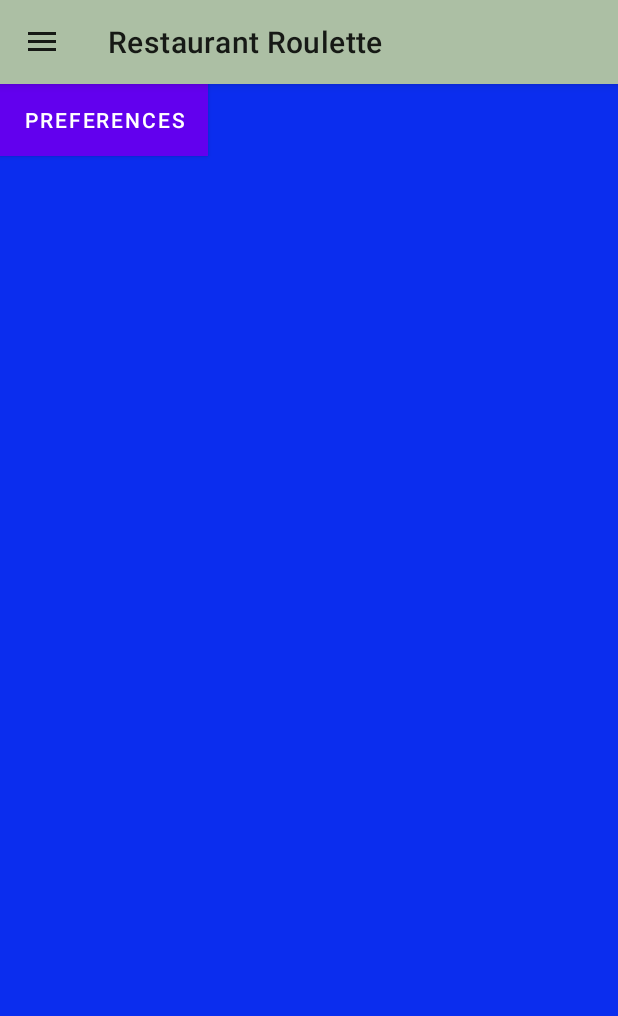
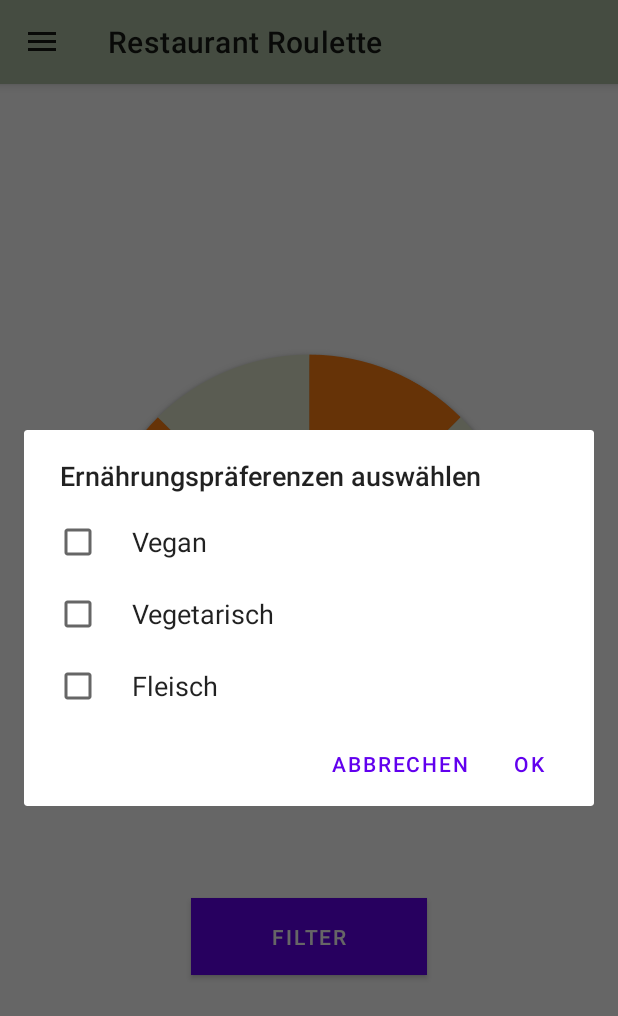
Before and after one commit to chris199512/Restaurant_Roulette, an Android app: the screen it shows after launch (MainActivity), after a tap on "FILTER", on a phone screen of 412 x 824 dp. Shown: the top 1016 px of the screen. Run offline under Robolectric (Android 15) with nearby library versions, the phone set to English and light mode, and no system bars.

Commit message:
Popfenster wird jetzt beim Anlicken vom Filter-Button angezeigt

```diff
--- a/app/src/main/java/com/smarthomebear/restaurantroulette/RouletteFragment.java
+++ b/app/src/main/java/com/smarthomebear/restaurantroulette/RouletteFragment.java
@@ -1,6 +1,6 @@
 package com.smarthomebear.restaurantroulette;
 
-import android.content.Intent;
+import android.content.DialogInterface;
 import android.os.Bundle;
 import android.view.LayoutInflater;
 import android.view.View;
@@ -9,41 +9,76 @@ import android.view.animation.Animation;
 import android.view.animation.AnimationUtils;
 import android.widget.Button;
 import android.widget.ImageView;
+import android.widget.Toast;
 
 import androidx.annotation.NonNull;
 import androidx.annotation.Nullable;
-import androidx.appcompat.app.AppCompatActivity;
+import androidx.appcompat.app.AlertDialog;
 import androidx.fragment.app.Fragment;
 import androidx.fragment.app.FragmentTransaction;
 
-public class RouletteFragment extends Fragment implements View.OnClickListener{
+import java.util.ArrayList;
+import java.util.List;
+
+public class RouletteFragment extends Fragment implements View.OnClickListener {
 
     ImageView imageViewRoulette;
     Button filterButton;
     Animation rotateImage;
 
+    private List<String> selectedItems = new ArrayList<>();
+
     @Nullable
     @Override
     public View onCreateView(@NonNull LayoutInflater inflater, @Nullable ViewGroup container, @Nullable Bundle savedInstanceState) {
         View view = inflater.inflate(R.layout.fragment_roulette, container, false);
-        Button filter=(Button) view.findViewById(R.id.filter);
+        Button filter = (Button) view.findViewById(R.id.filter);
 
         filter.setOnClickListener(new View.OnClickListener() {
             @Override
             public void onClick(View view) {
-                FragmentTransaction fr= getFragmentManager().beginTransaction();
-                fr.replace(R.id.fragment_container, new PopFragment());
-                fr.commit();
+                showPreferencesDialog();
             }
         });
+
         return view;
-
-
     }
-
 
     @Override
     public void onClick(View view) {
 
     }
+
+    private void showPreferencesDialog() {
+        AlertDialog.Builder builder = new AlertDialog.Builder(getActivity());
+        builder.setTitle("Ernährungspräferenzen auswählen")
+                .setMultiChoiceItems(R.array.preferences, null,
+                        new DialogInterface.OnMultiChoiceClickListener() {
+                            @Override
+                            public void onClick(DialogInterface dialog, int which, boolean isChecked) {
+                                String[] preferences = getResources().getStringArray(R.array.preferences);
+                                String selectedItem = preferences[which];
+                                if (isChecked) {
+                                    selectedItems.add(selectedItem);
+                                } else {
+                                    selectedItems.remove(selectedItem);
+                                }
+                            }
+                        })
+                .setPositiveButton("Ok", new DialogInterface.OnClickListener() {
+                    @Override
+                    public void onClick(DialogInterface dialog, int id) {
+                        // Do something with the selected items
+                        Toast.makeText(getActivity(), "Selected items: " + selectedItems.toString(),
+                                Toast.LENGTH_SHORT).show();
+                    }
+                })
+                .setNegativeButton("Abbrechen", new DialogInterface.OnClickListener() {
+                    @Override
+                    public void onClick(DialogInterface dialog, int id) {
+                        // do nothing
+                    }
+                });
+        builder.create().show();
+    }
 }
```
